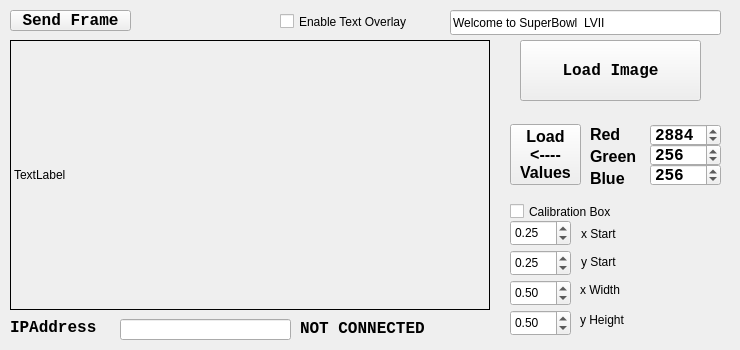
First picture: the form in cpp-qt/DynamicFrameLoad/dialog.ui, repository aja-video/colorbox-demos, before the edit.
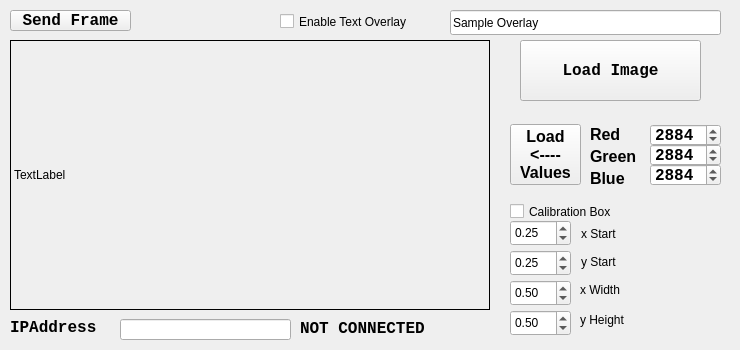
Second picture: the form after the edit.

```diff
--- a/cpp-qt/DynamicFrameLoad/dialog.ui
+++ b/cpp-qt/DynamicFrameLoad/dialog.ui
@@ -197,7 +197,7 @@
     <number>4095</number>
    </property>
    <property name="value">
-    <number>256</number>
+    <number>2884</number>
    </property>
   </widget>
   <widget class="QSpinBox" name="blueSpinBox">
@@ -223,7 +223,7 @@
     <number>4095</number>
    </property>
    <property name="value">
-    <number>256</number>
+    <number>2884</number>
    </property>
   </widget>
   <widget class="QPushButton" name="sendFramePushButton">
@@ -480,7 +480,7 @@
     </rect>
    </property>
    <property name="text">
-    <string>Welcome to SuperBowl  LVII</string>
+    <string>Sample Overlay</string>
    </property>
   </widget>
   <widget class="QCheckBox" name="enableOverlaycheckBox">
```
